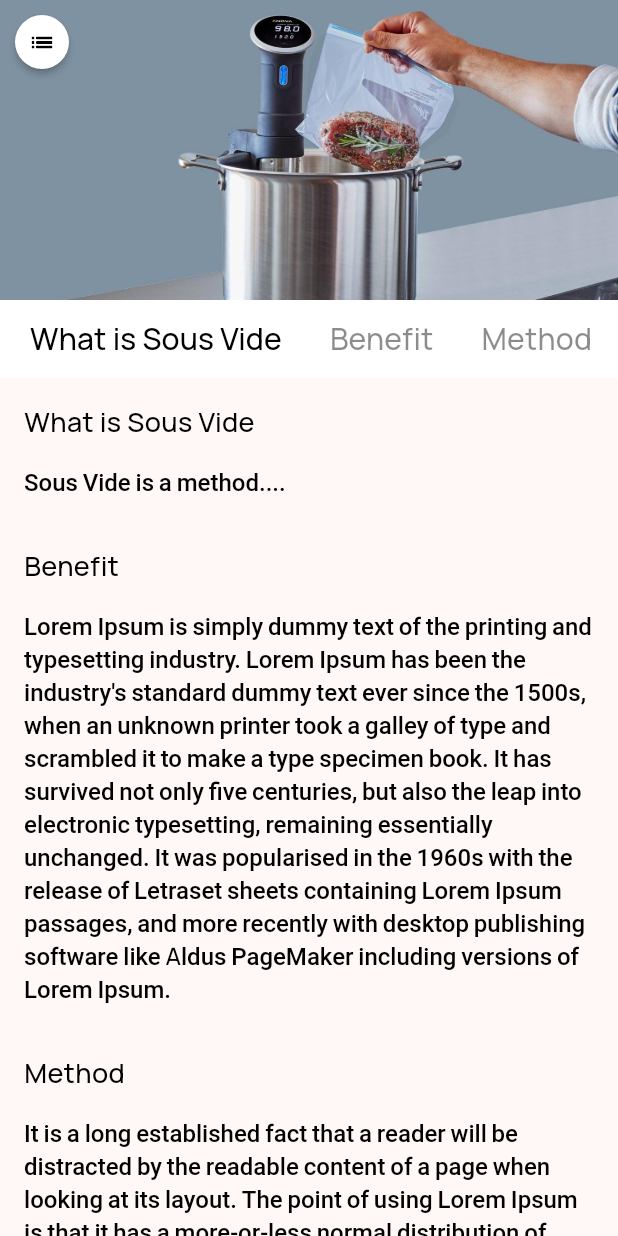
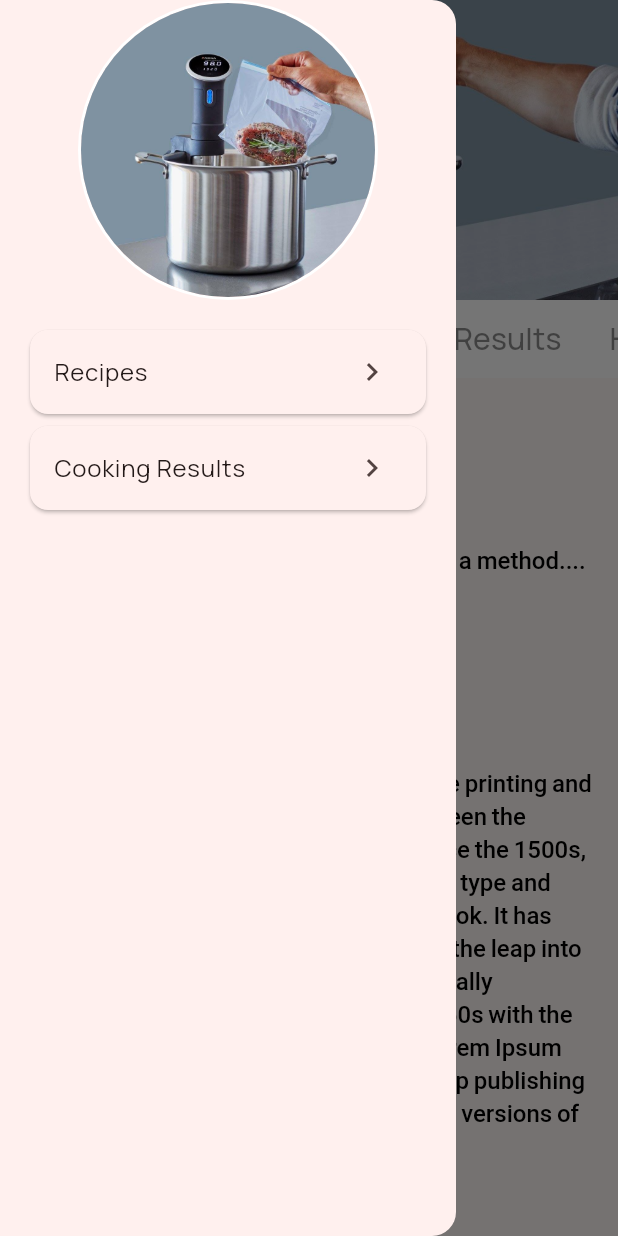
Before and after one commit to datsabahandude/SousVide, a Flutter app: the screen it shows after launch, with the side drawer open (before the commit the screen has no drawer), on a phone screen of 412 x 824 dp. Run offline on Flutter 3.47's test engine with Material 3 defaults, Android fonts, the phone set to English and light mode, and no system bars; our stand-ins replace google_fonts.

Commit message:
drawer and scroll logic setup #1

```diff
--- /dev/null
+++ b/lib/components/custom_drawer.dart
@@ -0,0 +1,84 @@
+import 'package:flutter/material.dart';
+
+class CustomDrawer extends StatelessWidget {
+  const CustomDrawer({super.key});
+
+  @override
+  Widget build(BuildContext context) {
+    return Drawer(
+      // backgroundColor: ,
+      child: SafeArea(
+          child: Stack(
+        children: [
+          ListView(
+            children: <Widget>[
+              buildHeader(context),
+              buildBody(context),
+            ],
+          ),
+          // Align(
+          //   alignment: Alignment.bottomCenter,
+          //   child: Card(
+          //     margin: const EdgeInsets.all(16),
+          //     color: Colors.transparent,
+          //     child: ListTile(
+          //       onTap: () {
+          //         FirebaseAuth.instance.signOut();
+          //         Get.off(const LoginPage());
+          //       },
+          //       title: const Text(
+          //         'Logout',
+          //         style: TextStyle(color: Colors.white),
+          //       ),
+          //       trailing: const Icon(
+          //         Icons.exit_to_app_outlined,
+          //         color: Colors.white,
+          //       ),
+          //     ),
+          //   ),
+          // )
+        ],
+      )),
+    );
+  }
+
+  Widget buildHeader(context) {
+    return const CircleAvatar(
+      radius: 100,
+      backgroundColor: Colors.white,
+      child: CircleAvatar(
+          radius: 98,
+          backgroundImage: AssetImage(
+            'assets/images/sousvide.jpg',
+          )),
+    );
+  }
+
+  Widget buildBody(context) {
+    return Container(
+      padding: const EdgeInsets.all(16),
+      child: const Column(children: <Card>[
+        Card(
+          child: ListTile(
+            // onTap: () => Get.to(const CustomerList()),
+            title: Text('Recipes'),
+            trailing: Icon(
+              Icons.chevron_right_outlined,
+              // color: Colors.white,
+            ),
+          ),
+        ),
+        Card(
+          child: ListTile(
+            // onTap: () => Get.to(const StockPage()),
+            title: Text('Cooking Results'),
+            trailing: Icon(
+              Icons.chevron_right_outlined,
+              // color: Colors.white,
+            ),
+          ),
+        ),
+      ]),
+    );
+  }
+}
--- a/lib/components/topic_card.dart
+++ b/lib/components/topic_card.dart
@@ -1,18 +1,25 @@
 import 'package:flutter/material.dart';
 
 class TopicCard extends StatelessWidget {
-  const TopicCard({super.key, required this.title});
+  const TopicCard({super.key, required this.title, this.image});
   final String title;
+  final String? image;
   @override
   Widget build(BuildContext context) {
-    return Row(
+    return Flex(
+      direction: Axis.horizontal,
       children: [
-        // SizedBox(
-        //   width: 100,
-        //   height: 100,
-        //   child: Image.asset(image),
-        // ),
-        // const SizedBox(width: 16),
+        image != null
+            ? Container(
+                padding: const EdgeInsets.only(right: 10),
+                width: 200,
+                // height: 200,
+                child: Image.asset(
+                  image!,
+                  fit: BoxFit.cover,
+                ),
+              )
+            : Container(),
         Expanded(
           child: DefaultTextStyle(
             style: const TextStyle(color: Colors.black54),
--- a/lib/models/topic.dart
+++ b/lib/models/topic.dart
@@ -1,6 +1,7 @@
 class Topic {
   final String title;
-  Topic({required this.title});
+  String? image;
+  Topic({required this.title, this.image});
 }
 
 class TopicCategory {
@@ -15,11 +16,12 @@ final List<TopicCategory> theTopics = [
     topics: [
       Topic(
         title: 'Sous Vide is a method....',
+        image: "assets/images/sousvide.jpg",
       )
     ],
   ),
   TopicCategory(
-    category: "Benefit",
+    category: "Cooking Results",
     topics: [
       Topic(
         title:
@@ -28,7 +30,34 @@ final List<TopicCategory> theTopics = [
     ],
   ),
   TopicCategory(
-    category: "Method",
+    category: "How To",
+    topics: [
+      Topic(
+        title:
+            'It is a long established fact that a reader will be distracted by the readable content of a page when looking at its layout. The point of using Lorem Ipsum is that it has a more-or-less normal distribution of letters, as opposed to using \'Content here, content here\', making it look like readable English. Many desktop publishing packages and web page editors now use Lorem Ipsum as their default model text, and a search for \'lorem ipsum\' will uncover many web sites still in their infancy. Various versions have evolved over the years, sometimes by accident, sometimes on purpose (injected humour and the like).',
+      )
+    ],
+  ),
+  TopicCategory(
+    category: "Machines",
+    topics: [
+      Topic(
+        title:
+            'It is a long established fact that a reader will be distracted by the readable content of a page when looking at its layout. The point of using Lorem Ipsum is that it has a more-or-less normal distribution of letters, as opposed to using \'Content here, content here\', making it look like readable English. Many desktop publishing packages and web page editors now use Lorem Ipsum as their default model text, and a search for \'lorem ipsum\' will uncover many web sites still in their infancy. Various versions have evolved over the years, sometimes by accident, sometimes on purpose (injected humour and the like).',
+      )
+    ],
+  ),
+  TopicCategory(
+    category: "Pros",
+    topics: [
+      Topic(
+        title:
+            'It is a long established fact that a reader will be distracted by the readable content of a page when looking at its layout. The point of using Lorem Ipsum is that it has a more-or-less normal distribution of letters, as opposed to using \'Content here, content here\', making it look like readable English. Many desktop publishing packages and web page editors now use Lorem Ipsum as their default model text, and a search for \'lorem ipsum\' will uncover many web sites still in their infancy. Various versions have evolved over the years, sometimes by accident, sometimes on purpose (injected humour and the like).',
+      )
+    ],
+  ),
+  TopicCategory(
+    category: "Cons",
     topics: [
       Topic(
         title:
--- a/lib/screens/homepage.dart
+++ b/lib/screens/homepage.dart
@@ -1,5 +1,6 @@
 import 'package:flutter/material.dart';
 import 'package:sous_v/components/categories.dart';
+import 'package:sous_v/components/custom_drawer.dart';
 import 'package:sous_v/components/topic_card.dart';
 import 'package:sous_v/models/topic.dart';
 
@@ -15,8 +16,8 @@ class _HomePageState extends State<HomePage> {
   final scrollctrl = ScrollController();
   int selectedCategoryIndex = 0;
   double infoHeight = 200 // expanded height
-      +
-      170 // infoheight
+      // +
+      // 170 // infoheight
       -
       kToolbarHeight;
   bool isLoading = true;
@@ -110,7 +111,7 @@ class _HomePageState extends State<HomePage> {
                                 padding: const EdgeInsets.only(bottom: 16),
                                 child: TopicCard(
                                   title: items[index].title,
-                                  // image: items[index].image,
+                                  image: items[index].image,
                                   // desc: items[index].desc,
                                   // type: items[index].type,
                                   // price: items[index].price,
@@ -134,6 +135,7 @@ class _HomePageState extends State<HomePage> {
               )
             ],
           ),
+          drawer: const CustomDrawer(),
         ));
   }
 }
```
Also changed, not shown: pubspec.yaml (+8 -1 lines), pubspec.lock.
